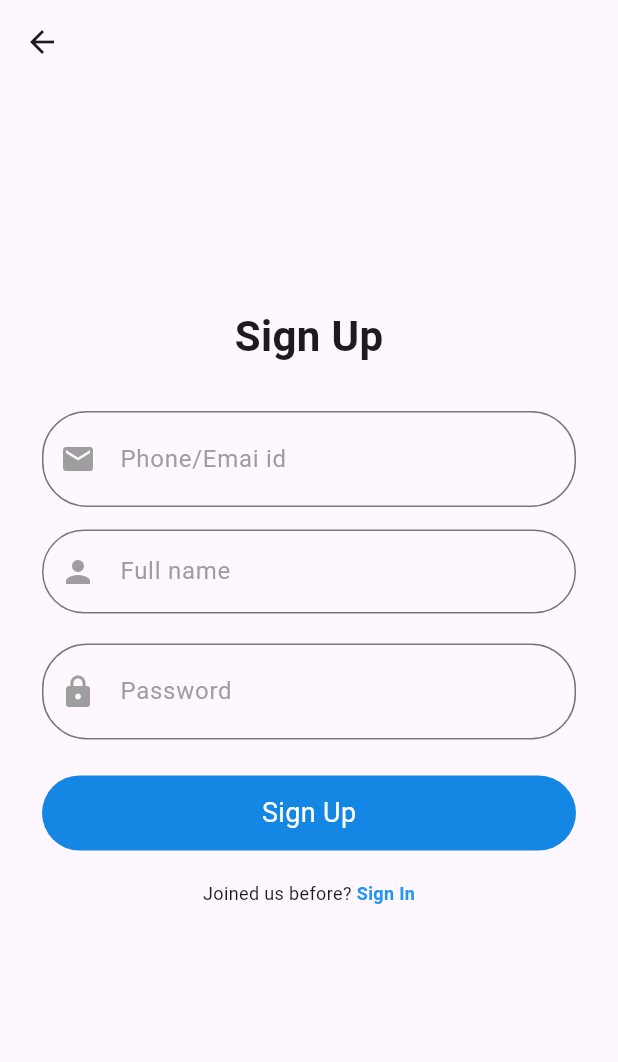
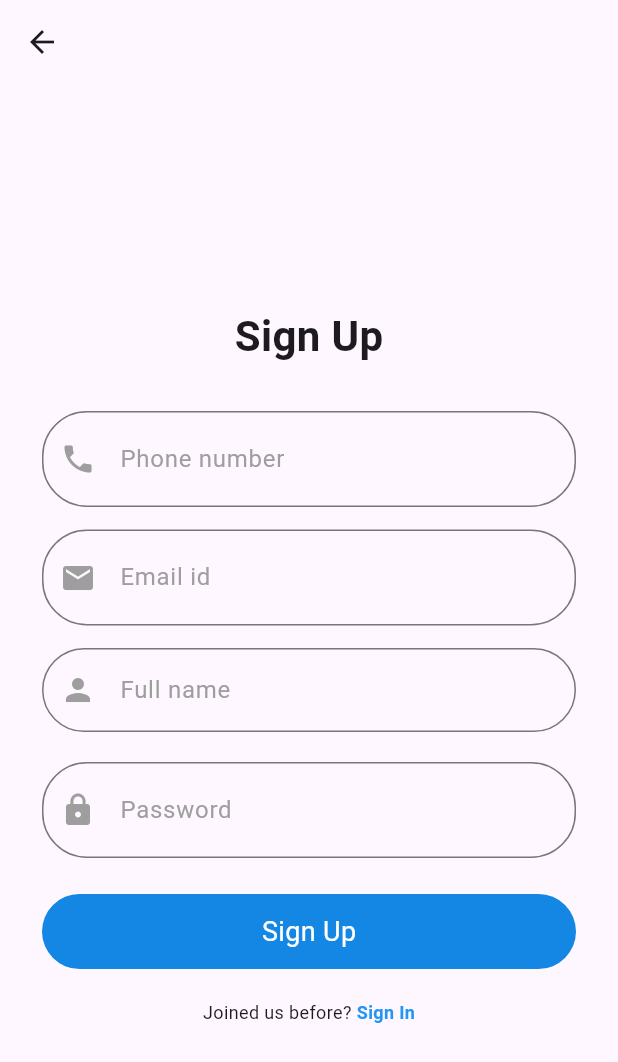
Before and after one commit to tejak77/expense_tracker, a Flutter app: the Signupscreen screen opened by its route, on a phone screen of 412 x 824 dp. Shown: the top 1062 px of the screen. Run offline on Flutter 3.47's test engine with Material 3 defaults, Android fonts, the phone set to English and light mode, and no system bars; our stand-ins replace go_router, image_picker, shared_preferences; accounts and stored records are empty.

Commit message:
signup api

```diff
--- a/lib/authentication/views/signupscreen.dart
+++ b/lib/authentication/views/signupscreen.dart
@@ -1,11 +1,14 @@
+import 'package:expense_tracker/authentication/provider/authprovider.dart';
 import 'package:expense_tracker/authentication/views/loginscreen.dart';
 import 'package:flutter/material.dart';
+import 'package:provider/provider.dart';
 
 class Signupscreen extends StatelessWidget {
   const Signupscreen({super.key});
 
   @override
   Widget build(BuildContext context) {
+    return Consumer<Authprovider>(builder: (context, provider, _) {
       return SafeArea(
         child: Scaffold(
             appBar: AppBar(
@@ -33,8 +36,29 @@ class Signupscreen extends StatelessWidget {
                       height: 30,
                     ),
                     TextFormField(
+                      controller: provider.phoneno,
                       decoration: InputDecoration(
-                        hintText: "Phone/Emai id",
+                          hintText: "Phone number",
+                          hintStyle: const TextStyle(
+                            color: Colors.grey,
+                          ),
+                          prefixIcon: const Icon(
+                            Icons.phone,
+                            color: Colors.grey,
+                          ),
+                          contentPadding: const EdgeInsets.symmetric(
+                              horizontal: 24, vertical: 20),
+                          border: OutlineInputBorder(
+                            borderRadius: BorderRadius.circular(30),
+                          )),
+                    ),
+                    const SizedBox(
+                      height: 15,
+                    ),
+                    TextFormField(
+                      controller: provider.email,
+                      decoration: InputDecoration(
+                          hintText: "Email id",
                           hintStyle: const TextStyle(
                             color: Colors.grey,
                           ),
@@ -52,6 +76,7 @@ class Signupscreen extends StatelessWidget {
                       height: 15,
                     ),
                     TextFormField(
+                      controller: provider.name,
                       decoration: InputDecoration(
                         hintText: 'Full name',
                         hintStyle: const TextStyle(
@@ -70,6 +95,7 @@ class Signupscreen extends StatelessWidget {
                       height: 20,
                     ),
                     TextFormField(
+                      controller: provider.password,
                       obscureText: true,
                       decoration: InputDecoration(
                           hintText: "Password",
@@ -92,7 +118,11 @@ class Signupscreen extends StatelessWidget {
                     const SizedBox(
                       height: 14,
                     ),
-                  Container(
+                    GestureDetector(
+                      onTap: () {
+                        provider.signup(context);
+                      },
+                      child: Container(
                         height: 50,
                         width: double.infinity,
                         decoration: BoxDecoration(
@@ -108,6 +138,7 @@ class Signupscreen extends StatelessWidget {
                             fontWeight: FontWeight.w400,
                           ),
                         )),
+                      ),
                     ),
                     const SizedBox(
                       height: 20,
@@ -146,5 +177,6 @@ class Signupscreen extends StatelessWidget {
               ),
             )),
       );
+    });
   }
 }
--- /dev/null
+++ b/lib/constant/apis.dart
@@ -0,0 +1,5 @@
+class Apis {
+  static const String baseurl = "https://digitalexsolutions.in/teja/";
+  static const String login = "login.php";
+  static const String signup = "signup.php";
+}
--- a/pubspec.yaml
+++ b/pubspec.yaml
@@ -39,6 +39,7 @@ dependencies:
   shared_preferences: ^2.5.3
   image_picker: ^1.1.2
   go_router: ^15.1.2
+  http: ^1.4.0
 
 dev_dependencies:
   flutter_test:
```
Also changed, not shown: lib/authentication/provider/authprovider.dart (+38 -1 lines), pubspec.lock. Lines whose indentation alone changed are shown as unchanged.
